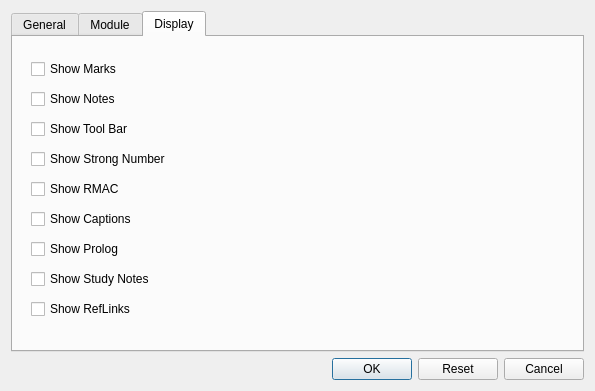
This is src/ui/dialog/settingsdialog.ui in metaxy/openBibleViewer as Qt 5 draws it before an edit. The edited form follows.
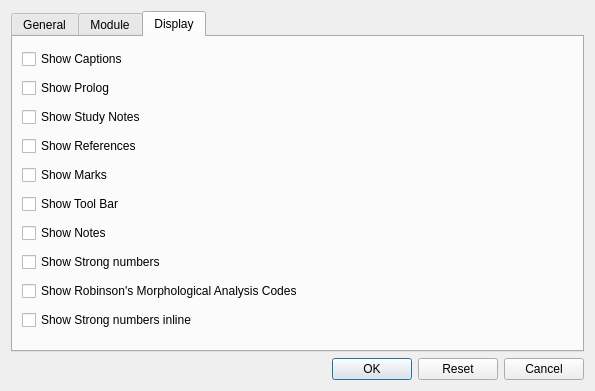
This is the edited form. The open tabs and pages were chosen to show the change. Icons and pictures are not drawn.

Commit message: Option: Do not show strong numbers, but make the words clickable.

```diff
--- a/src/ui/dialog/settingsdialog.ui
+++ b/src/ui/dialog/settingsdialog.ui
@@ -226,44 +226,6 @@
       </attribute>
       <layout class="QVBoxLayout" name="verticalLayout_2">
        <item>
-        <widget class="QWidget" name="widget_display" native="true">
-         <layout class="QVBoxLayout" name="verticalLayout_6">
-          <item>
-           <widget class="QCheckBox" name="checkBox_showMarks">
-            <property name="text">
-             <string>Show Marks</string>
-            </property>
-           </widget>
-          </item>
-          <item>
-           <widget class="QCheckBox" name="checkBox_showNotes">
-            <property name="text">
-             <string>Show Notes</string>
-            </property>
-           </widget>
-          </item>
-          <item>
-           <widget class="QCheckBox" name="checkBox_showBottomToolbar">
-            <property name="text">
-             <string>Show Tool Bar</string>
-            </property>
-           </widget>
-          </item>
-          <item>
-           <widget class="QCheckBox" name="checkBox_showStrong">
-            <property name="text">
-             <string>Show Strong Number</string>
-            </property>
-           </widget>
-          </item>
-          <item>
-           <widget class="QCheckBox" name="checkBox_showRMac">
-            <property name="text">
-             <string>Show RMAC</string>
-            </property>
-           </widget>
-          </item>
-          <item>
            <widget class="QCheckBox" name="checkBox_showCaptions">
             <property name="text">
              <string>Show Captions</string>
@@ -287,11 +249,50 @@
           <item>
            <widget class="QCheckBox" name="checkBox_showRefLinks">
             <property name="text">
-             <string>Show RefLinks</string>
+          <string>Show References</string>
             </property>
            </widget>
           </item>
-         </layout>
+       <item>
+        <widget class="QCheckBox" name="checkBox_showMarks">
+         <property name="text">
+          <string>Show Marks</string>
+         </property>
+        </widget>
+       </item>
+       <item>
+        <widget class="QCheckBox" name="checkBox_showBottomToolbar">
+         <property name="text">
+          <string>Show Tool Bar</string>
+         </property>
+        </widget>
+       </item>
+       <item>
+        <widget class="QCheckBox" name="checkBox_showNotes">
+         <property name="text">
+          <string>Show Notes</string>
+         </property>
+        </widget>
+       </item>
+       <item>
+        <widget class="QCheckBox" name="checkBox_showStrong">
+         <property name="text">
+          <string>Show Strong numbers</string>
+         </property>
+        </widget>
+       </item>
+       <item>
+        <widget class="QCheckBox" name="checkBox_showRMac">
+         <property name="text">
+          <string>Show Robinson's Morphological Analysis Codes</string>
+         </property>
+        </widget>
+       </item>
+       <item>
+        <widget class="QCheckBox" name="checkBox_showStrongInline">
+         <property name="text">
+          <string>Show Strong numbers inline</string>
+         </property>
         </widget>
        </item>
       </layout>
```
Left out of the diff: 2 changed lines with no effect on the pictures. Lines whose indentation alone changed are shown as unchanged. The commit also changes 8 other files.
